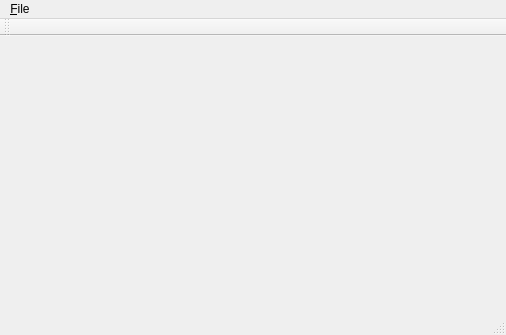
The window that mainwindow.ui (LubomirR/jaclass) describes before a commit, drawn with Qt 5.
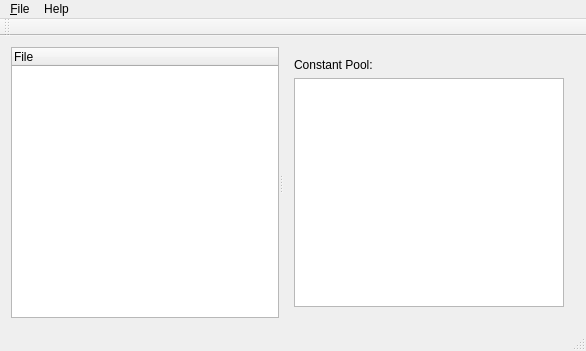
The same window after the commit.

Commit message: Add constant pool table to GUI.

What changed in the file:
```diff
--- a/mainwindow.ui
+++ b/mainwindow.ui
@@ -6,20 +6,51 @@
    <rect>
     <x>0</x>
     <y>0</y>
-    <width>506</width>
-    <height>335</height>
+    <width>586</width>
+    <height>351</height>
    </rect>
   </property>
   <property name="windowTitle">
    <string>MainWindow</string>
   </property>
-  <widget class="QWidget" name="centralWidget"/>
+  <widget class="QWidget" name="centralWidget">
+   <layout class="QHBoxLayout" name="horizontalLayout">
+    <item>
+     <widget class="QSplitter" name="splitter">
+      <property name="orientation">
+       <enum>Qt::Horizontal</enum>
+      </property>
+      <widget class="QTreeWidget" name="treeWidget">
+       <column>
+        <property name="text">
+         <string notr="true">File</string>
+        </property>
+       </column>
+      </widget>
+      <widget class="QWidget" name="verticalLayoutWidget">
+       <layout class="QVBoxLayout" name="verticalLayout">
+        <item>
+         <widget class="QLabel" name="label">
+          <property name="text">
+           <string>Constant Pool:</string>
+          </property>
+         </widget>
+        </item>
+        <item>
+         <widget class="QTableView" name="constantPool"/>
+        </item>
+       </layout>
+      </widget>
+     </widget>
+    </item>
+   </layout>
+  </widget>
   <widget class="QMenuBar" name="menuBar">
    <property name="geometry">
     <rect>
      <x>0</x>
      <y>0</y>
-     <width>506</width>
+     <width>586</width>
      <height>29</height>
     </rect>
    </property>
@@ -28,8 +59,17 @@
      <string>&amp;File</string>
     </property>
     <addaction name="action_Load"/>
+    <addaction name="action_Quit"/>
+   </widget>
+   <widget class="QMenu" name="menuHelp">
+    <property name="title">
+     <string>Help</string>
+    </property>
+    <addaction name="action_About_Jaclass"/>
+    <addaction name="actionAbout_Qt"/>
    </widget>
    <addaction name="menu_File"/>
+   <addaction name="menuHelp"/>
   </widget>
   <widget class="QToolBar" name="mainToolBar">
    <attribute name="toolBarArea">
```
Left out of the diff: 34 changed lines with no effect on the pictures. The commit also changes 8 other files.
